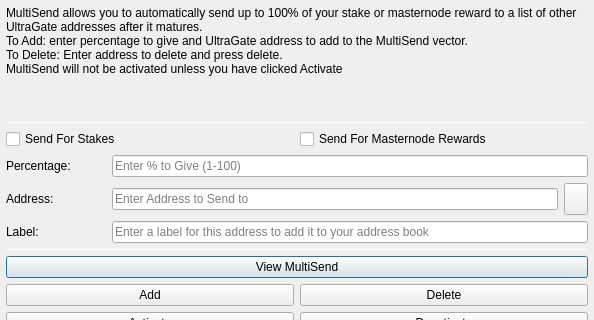
Qt form src/qt/forms/multisenddialog.ui (ultranatum/ultragate) before a commit; both pictures show x 0 to 594 and y 0 to 320 of the 594 by 526 pixel window.
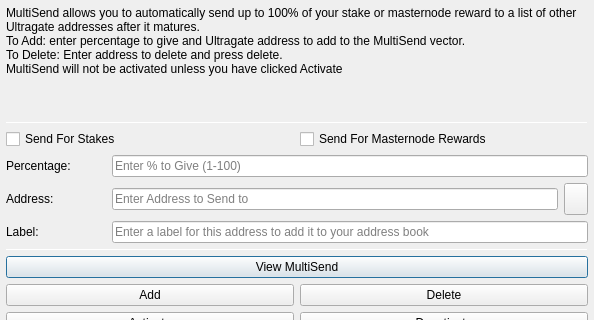
The same form after that commit. Icons and pictures are not drawn.

Commit message: UltraGate to Ultragate

Diff of the .ui file:
```diff
--- a/src/qt/forms/multisenddialog.ui
+++ b/src/qt/forms/multisenddialog.ui
@@ -37,8 +37,8 @@
         <number>1</number>
        </property>
        <property name="text">
-        <string>MultiSend allows you to automatically send up to 100% of your stake or masternode reward to a list of other UltraGate addresses after it matures.
-To Add: enter percentage to give and UltraGate address to add to the MultiSend vector.
+        <string>MultiSend allows you to automatically send up to 100% of your stake or masternode reward to a list of other Ultragate addresses after it matures.
+To Add: enter percentage to give and Ultragate address to add to the MultiSend vector.
 To Delete: Enter address to delete and press delete.
 MultiSend will not be activated unless you have clicked Activate</string>
        </property>
```
The commit also changes 160 other files.
